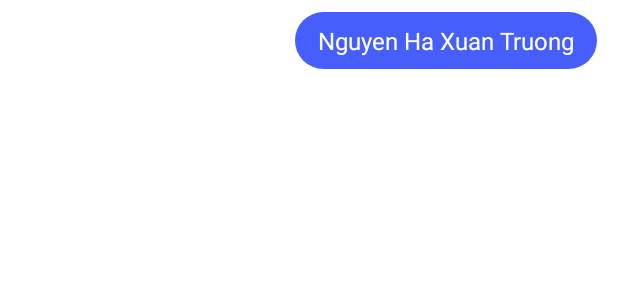
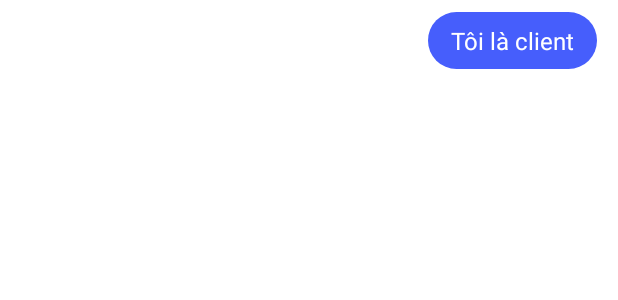
Before and after one commit to huukhuong/Android_Mini_Projects, an Android app: the layout item_client_chat.xml on its own in the app's theme, with its tools: preview values and no code run, on a phone screen of 412 x 824 dp. Shown: the top 300 px of the screen. Run offline under Robolectric (Android 15) with nearby library versions, the phone set to English and light mode, and no system bars.

Commit message:
Done chat bot

```diff
--- a/ChatBot/app/src/main/res/layout/item_client_chat.xml
+++ b/ChatBot/app/src/main/res/layout/item_client_chat.xml
@@ -14,7 +14,7 @@
         android:maxWidth="250dp"
         android:paddingHorizontal="15dp"
         android:paddingVertical="8dp"
-        android:text="Nguyen Ha Xuan Truong"
+        android:text="Tôi là client"
         android:textColor="@color/white"
         android:textSize="16sp" />
 
```
